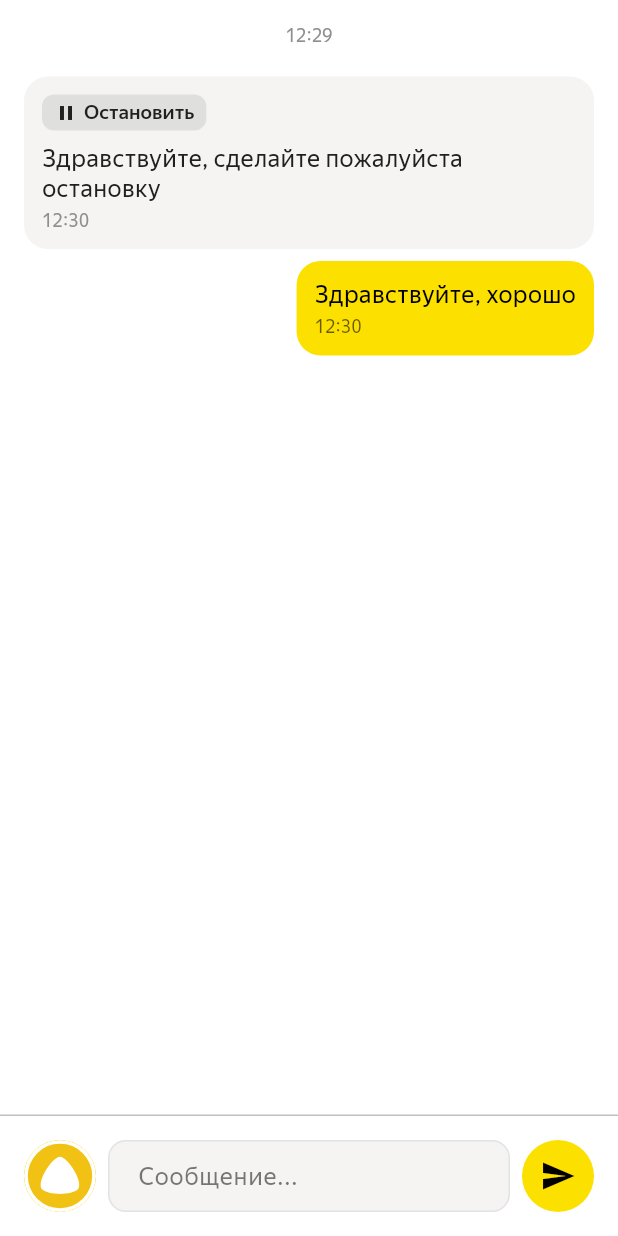
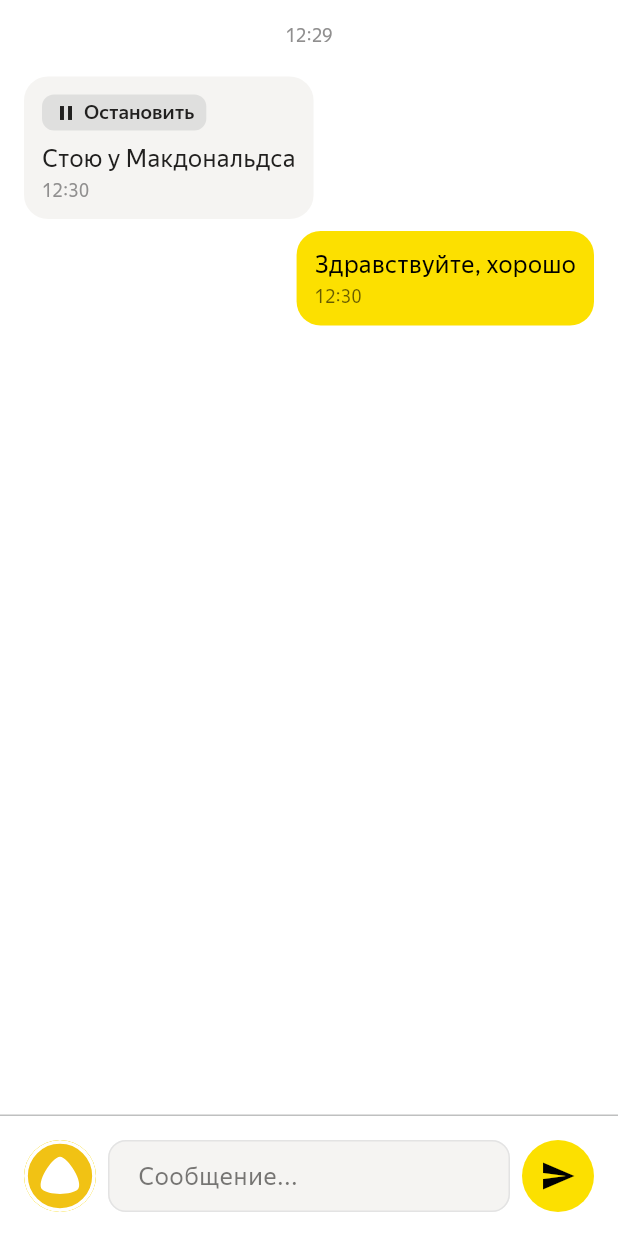
Before and after one commit to ChabanovX/alice-sdk, a Flutter app: the ChatScreen widget shown alone on an empty page, opened directly, on a phone screen of 412 x 824 dp. Run offline on Flutter 3.47's test engine with Material 3 defaults, Android fonts, the phone set to English and light mode, and no system bars; our stand-ins replace bloc, cached_network_image, equatable, flutter_bloc, flutter_svg, just_audio and 1 more; missing offline and left inert: record, yandex_mapkit; network calls fail; project files that could hold a hidden picture were left out.

Commit message:
Changed text in chat from passanger

```diff
--- a/mobile/lib/features/chat/view/chat_screen.dart
+++ b/mobile/lib/features/chat/view/chat_screen.dart
@@ -21,7 +21,7 @@ class _ChatScreenState extends State<ChatScreen> {
     super.initState();
     _messages = [
       Message(
-        text: 'Здравствуйте, сделайте пожалуйста остановку',
+        text: 'Стою у Макдональдса',
         timestamp: DateTime(2024, 1, 1, 12, 30),
         isMe: false,
         hasAction: true,
```
